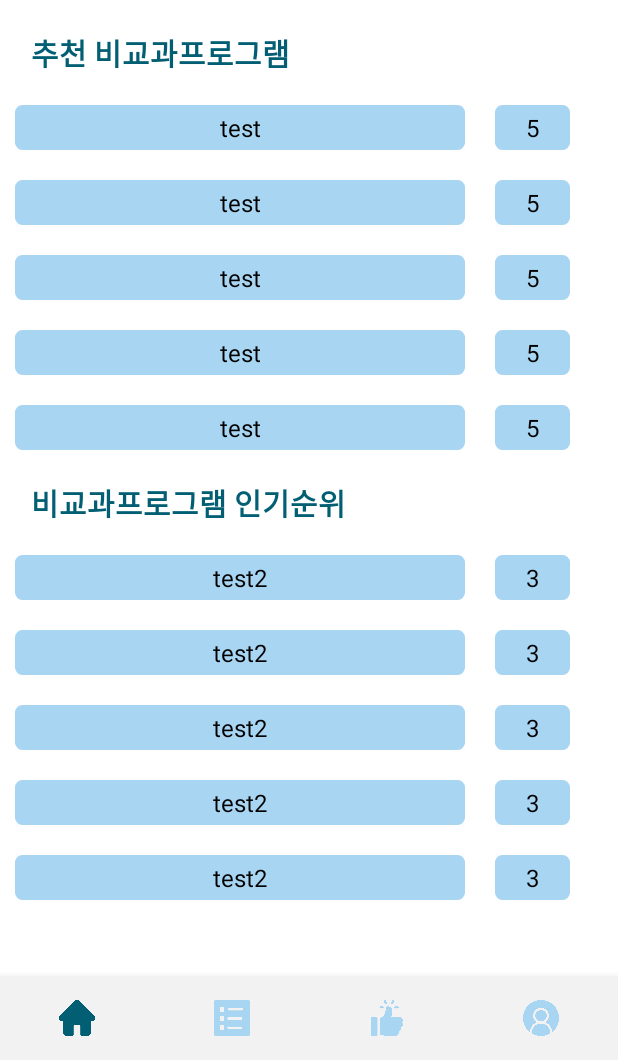
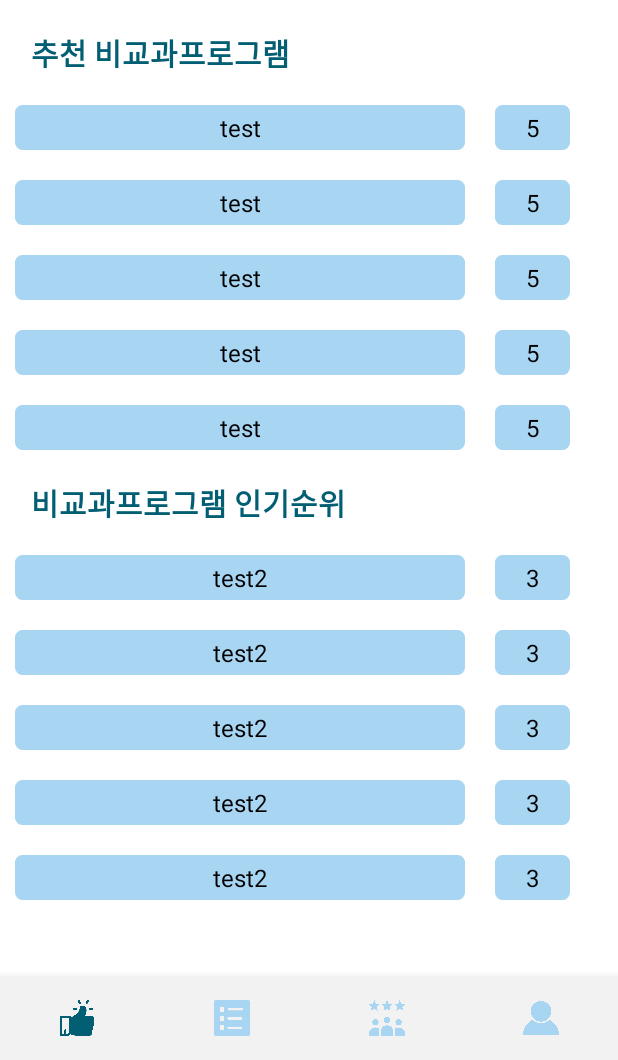
Before and after one commit to Hansung-HanB/Han.B, an Android app: the MainActivity screen opened directly, with no data from a screen before it, on a phone screen of 412 x 824 dp, the part 176-1236 px from its top. Run offline under Robolectric (Android 15) with nearby library versions, the phone set to English and light mode, and no system bars; our stand-ins replace Volley.

Commit message:
아이콘변경

```diff
--- a/app/src/main/res/menu/bottom_menu.xml
+++ b/app/src/main/res/menu/bottom_menu.xml
@@ -4,7 +4,7 @@
     <item
         android:id="@+id/home_menu"
         android:enabled="true"
-        android:icon="@drawable/home"
+        android:icon="@drawable/like"
         android:title="홈" />
 
     <item
@@ -16,7 +16,7 @@
     <item
         android:id="@+id/postscript_menu"
         android:enabled="true"
-        android:icon="@drawable/like"
+        android:icon="@drawable/review"
         android:title="비교과 후기" />
 
 
```
Also changed, not shown: app/src/main/res/drawable/home.png (deleted), app/src/main/res/drawable/like.png, app/src/main/res/drawable/review.png (added), app/src/main/res/drawable/user.png.
